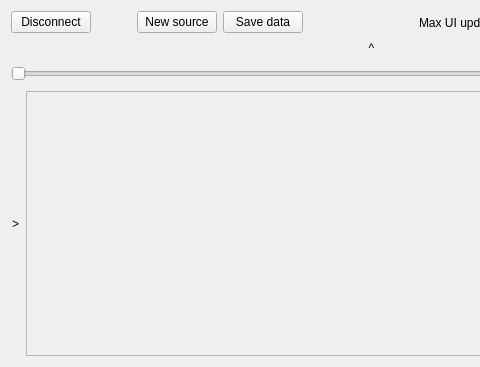
The window that src/LorrisAnalyzer/lorrisanalyzer.ui (Tasssadar/Lorris) describes before a commit, drawn with Qt 5; both pictures show x 0 to 480 and y 0 to 367 of the 743 by 367 pixel window.
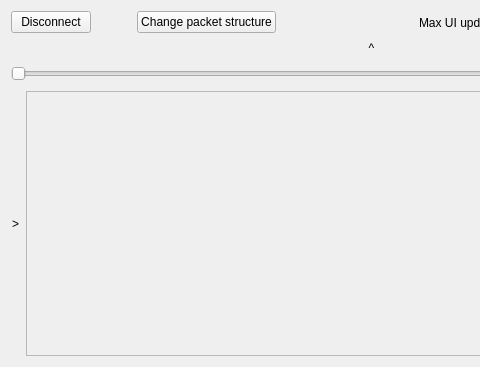
The same window after the commit.

Diff of the .ui file:
```diff
--- a/src/LorrisAnalyzer/lorrisanalyzer.ui
+++ b/src/LorrisAnalyzer/lorrisanalyzer.ui
@@ -51,14 +51,7 @@
      <item>
       <widget class="QPushButton" name="addSourceButton">
        <property name="text">
-        <string>New source</string>
-       </property>
-      </widget>
-     </item>
-     <item>
-      <widget class="QPushButton" name="saveDataButton">
-       <property name="text">
-        <string>Save data</string>
+        <string>Change packet structure</string>
        </property>
       </widget>
      </item>
```
Left out of the diff: 2 changed lines with no effect on the pictures.
